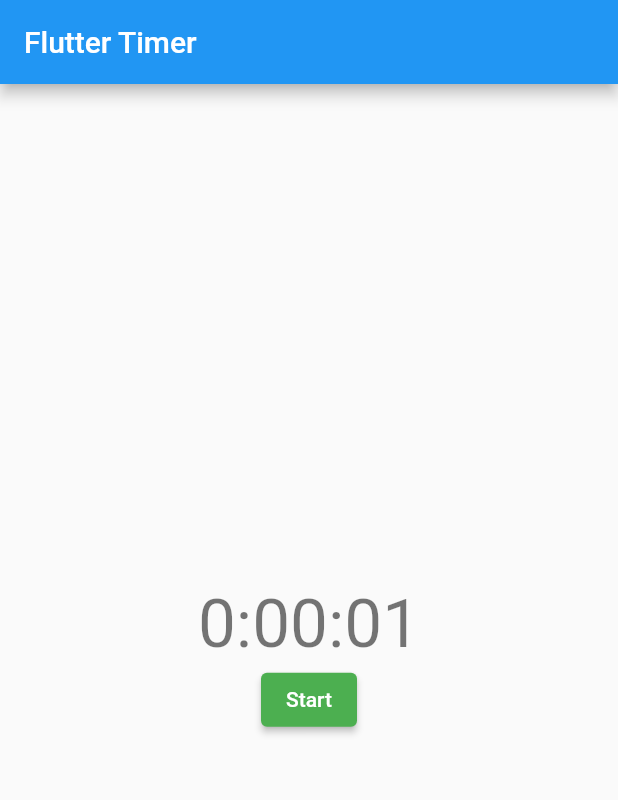
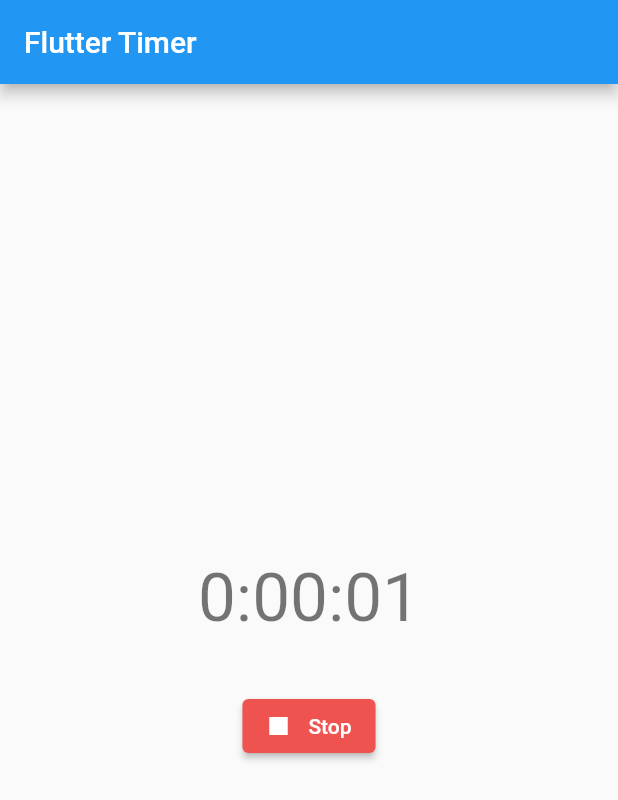
Before and after one commit to anoop-tm/flutter_bloc_timer, a Flutter app: the screen it shows after launch, after a tap on "Start", on a phone screen of 412 x 824 dp. Shown: the top 800 px of the screen. Run offline on Flutter 3.47's test engine with Material 2 defaults, Android fonts, the phone set to English and light mode, and no system bars; our stand-ins replace bloc, equatable, flutter_bloc.

Commit message:
Add timer stop feature

```diff
--- a/lib/modules/timer/bloc/timer_bloc.dart
+++ b/lib/modules/timer/bloc/timer_bloc.dart
@@ -23,5 +23,10 @@ class TimerBloc extends Bloc<TimerEvent, TimerState> {
     on<TimerTicked>((event, emit) {
       emit(TimerRunning(event.duration));
     });
+
+    on<TimerStopped>((event, emit) {
+      _subscription?.cancel();
+      emit(const TimerInitial(Duration()));
+    });
   }
 }
--- a/lib/modules/timer/bloc/timer_event.dart
+++ b/lib/modules/timer/bloc/timer_event.dart
@@ -18,3 +18,7 @@ class TimerTicked extends TimerEvent {
   @override
   List<Object> get props => [duration];
 }
+
+class TimerStopped extends TimerEvent {
+  const TimerStopped();
+}
--- a/lib/modules/timer/views/timer_view.dart
+++ b/lib/modules/timer/views/timer_view.dart
@@ -1,5 +1,3 @@
-// ignore_for_file: prefer_const_constructors, unused_import
-
 import 'package:flutter/material.dart';
 import 'package:flutter_bloc/flutter_bloc.dart';
 import 'package:flutter_bloc_timer/modules/timer/bloc/timer_bloc.dart';
@@ -14,18 +12,52 @@ class TimerView extends StatelessWidget {
         child: Column(
           mainAxisAlignment: MainAxisAlignment.center,
           crossAxisAlignment: CrossAxisAlignment.center,
-          children: <Widget>[
+          children: const [
             _TimerText(),
-            ElevatedButton(
-              onPressed: () {
-                context.read<TimerBloc>().add(TimerStarted());
-              },
-              style: ElevatedButton.styleFrom(primary: Colors.green),
-              child: Text('Start'),
-            ),
+            SizedBox(height: 35),
+            _Buttons(),
           ],
         ),
       ),
+    );
+  }
+}
+
+class _Buttons extends StatelessWidget {
+  const _Buttons({
+    Key? key,
+  }) : super(key: key);
+
+  @override
+  Widget build(BuildContext context) {
+    return BlocBuilder<TimerBloc, TimerState>(
+      builder: (context, state) {
+        return Row(
+          mainAxisAlignment: MainAxisAlignment.spaceEvenly,
+          children: [
+            if (state is TimerInitial) ...[
+              ElevatedButton.icon(
+                onPressed: () {
+                  context.read<TimerBloc>().add(const TimerStarted());
+                },
+                icon: const Icon(Icons.play_arrow),
+                label: const Text('Start'),
+                style: ElevatedButton.styleFrom(primary: Colors.green),
+              ),
+            ],
+            if (state is TimerRunning) ...[
+              ElevatedButton.icon(
+                onPressed: () {
+                  context.read<TimerBloc>().add(const TimerStopped());
+                },
+                icon: const Icon(Icons.stop),
+                label: const Text('Stop'),
+                style: ElevatedButton.styleFrom(primary: Colors.red.shade400),
+              ),
+            ]
+          ],
+        );
+      },
     );
   }
 }
```
